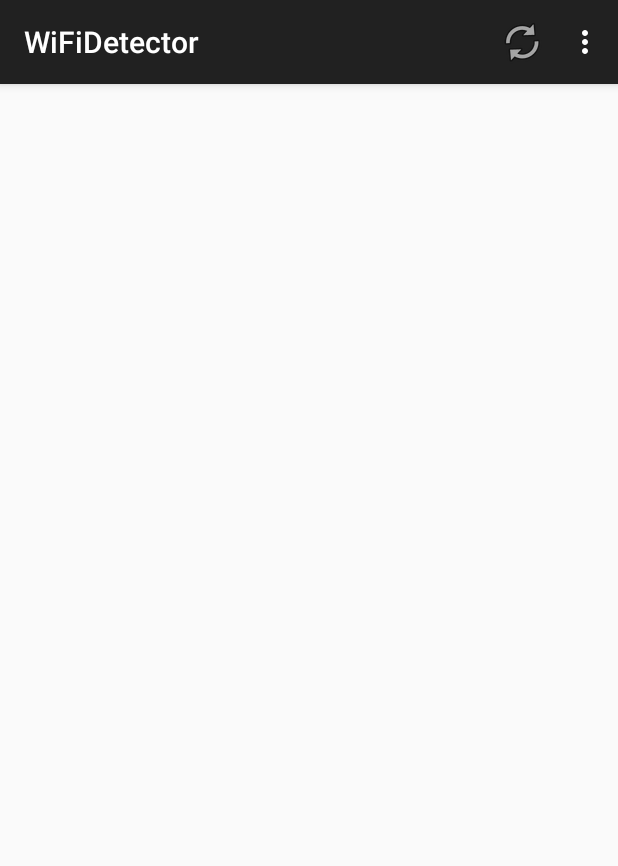
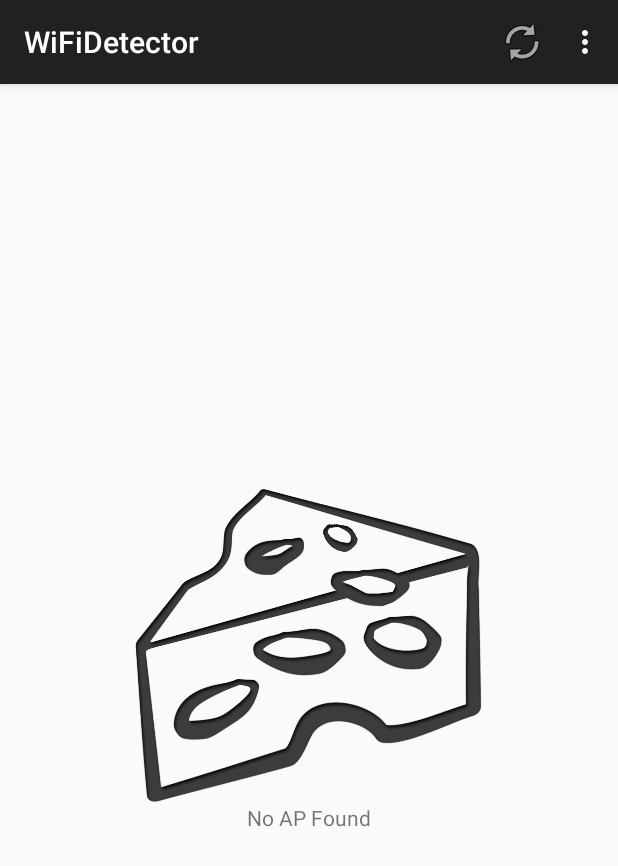
Before and after one commit to pagenotfound4o4/WifiDetector, an Android app: the screen it shows after launch (MainActivity), on a phone screen of 412 x 824 dp. Shown: the top 866 px of the screen. Run offline under Robolectric (Android 15) with nearby library versions, the phone set to English and light mode, and no system bars.

Commit message:
add empty view for expandable list view and remove some debug code.

```diff
--- a/app/src/main/java/cn/edu/zju/eagle/wifidetector/MainActivity.java
+++ b/app/src/main/java/cn/edu/zju/eagle/wifidetector/MainActivity.java
@@ -3,11 +3,10 @@ package cn.edu.zju.eagle.wifidetector;
 import android.content.Context;
 import android.net.wifi.ScanResult;
 import android.net.wifi.WifiManager;
+import android.os.Bundle;
 import android.support.v7.app.ActionBarActivity;
-import android.os.Bundle;
 import android.view.Menu;
 import android.view.MenuItem;
-import android.widget.Button;
 import android.widget.ExpandableListView;
 import android.widget.Toast;
 
@@ -32,7 +31,7 @@ public class MainActivity extends ActionBarActivity {
                 R.layout.wifi_info_list_child, getData());
         ExpandableListView elv_wifi_info = (ExpandableListView)findViewById(R.id.wifi_info_list);
         elv_wifi_info.setAdapter(adapter);
-        //elv_wifi_info.setEmptyView();
+        elv_wifi_info.setEmptyView(findViewById(R.id.elv_empty_view));
     }
 
 
@@ -49,6 +48,7 @@ public class MainActivity extends ActionBarActivity {
             return true;
         } else if (id == R.id.action_scan) {
             item.setEnabled(false);
+            // make sure wifi is on
             if (!wm.isWifiEnabled()) {
                 wm.setWifiEnabled(true);
                 while (wm.getWifiState() == WifiManager.WIFI_STATE_ENABLING) {
@@ -60,6 +60,8 @@ public class MainActivity extends ActionBarActivity {
                 }
                 Toast.makeText(this, getString(R.string.toast_wifi_enabled), Toast.LENGTH_SHORT).show();
             }
+
+            // scan ap
             if (wm.startScan()) {
                 resultList = wm.getScanResults();
                 Toast.makeText(this, getString(R.string.toast_scan_ap_done), Toast.LENGTH_SHORT).show();
@@ -71,6 +73,10 @@ public class MainActivity extends ActionBarActivity {
         return super.onOptionsItemSelected(item);
     }
 
+    /**
+     * Get expandable list view data from scan result
+     * @return data for expandable list view
+     */
     private List<? extends Map<String, ?>> getData() {
         List<Map<String, Object>> list = new ArrayList<Map<String, Object>>();
         List<Map<String, Object>> child;
--- a/app/src/main/java/cn/edu/zju/eagle/wifidetector/adapter/WiFiInfoAdapter.java
+++ b/app/src/main/java/cn/edu/zju/eagle/wifidetector/adapter/WiFiInfoAdapter.java
@@ -94,9 +94,7 @@ public class WiFiInfoAdapter extends BaseExpandableListAdapter {
         } else {
             holder = (ChildViewHolder)convertView.getTag();
         }
-        System.out.println("11111");
         List<Map<String, Object>> child = (List)dataList.get(groupPosition).get("child");
-        System.out.println("22222");
         holder.title.setText(child.get(childPosition).get("title").toString());
         holder.content.setText(child.get(childPosition).get("content").toString());
 
--- a/app/src/main/res/layout/activity_main.xml
+++ b/app/src/main/res/layout/activity_main.xml
@@ -1,4 +1,4 @@
-<RelativeLayout xmlns:android="http://schemas.android.com/apk/res/android"
+<FrameLayout xmlns:android="http://schemas.android.com/apk/res/android"
     xmlns:tools="http://schemas.android.com/tools"
     android:layout_width="match_parent"
     android:layout_height="match_parent"
@@ -9,4 +9,22 @@
         android:layout_height="wrap_content"
         android:groupIndicator="@drawable/expander_group" />
 
-</RelativeLayout>
+    <!-- empty view -->
+    <LinearLayout android:id="@+id/elv_empty_view"
+        android:layout_width="match_parent"
+        android:layout_height="match_parent"
+        android:orientation="vertical"
+        android:gravity="center">
+
+        <ImageView
+            android:layout_width="wrap_content"
+            android:layout_height="wrap_content"
+            android:src="@drawable/empty_view"/>
+        <TextView
+            android:layout_width="wrap_content"
+            android:layout_height="wrap_content"
+            android:text="@string/elv_empty_view"/>
+
+    </LinearLayout>
+
+</FrameLayout>
--- a/app/src/main/res/values/strings.xml
+++ b/app/src/main/res/values/strings.xml
@@ -5,4 +5,5 @@
     <string name="action_scan">Scan</string>
     <string name="toast_wifi_enabled">WiFi Enabled</string>
     <string name="toast_scan_ap_done">Scan AP done</string>
+    <string name="elv_empty_view">No AP Found</string>
 </resources>
```
Also changed, not shown: app/src/main/res/drawable-hdpi/empty_view.png (added).
